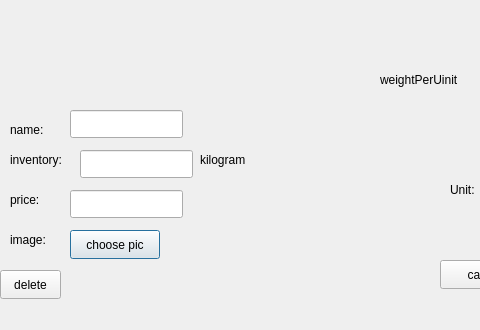
This is CakeManager/src/ui/MaterialCard/materialdialog.ui in mohammad23-c/CakeManager as Qt 5 draws it before an edit; both pictures show x 0 to 480 and y 110 to 440 of the 709 by 440 pixel window. The edited form follows.
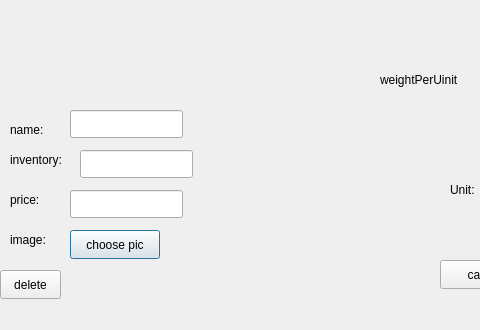
This is the edited form.

Diff of the .ui file:
```diff
--- a/CakeManager/src/ui/MaterialCard/materialdialog.ui
+++ b/CakeManager/src/ui/MaterialCard/materialdialog.ui
@@ -224,19 +224,6 @@
     </rect>
    </property>
   </widget>
-  <widget class="QLabel" name="label">
-   <property name="geometry">
-    <rect>
-     <x>200</x>
-     <y>260</y>
-     <width>63</width>
-     <height>20</height>
-    </rect>
-   </property>
-   <property name="text">
-    <string>kilogram</string>
-   </property>
-  </widget>
   <widget class="QLabel" name="label_2">
    <property name="geometry">
     <rect>
```
